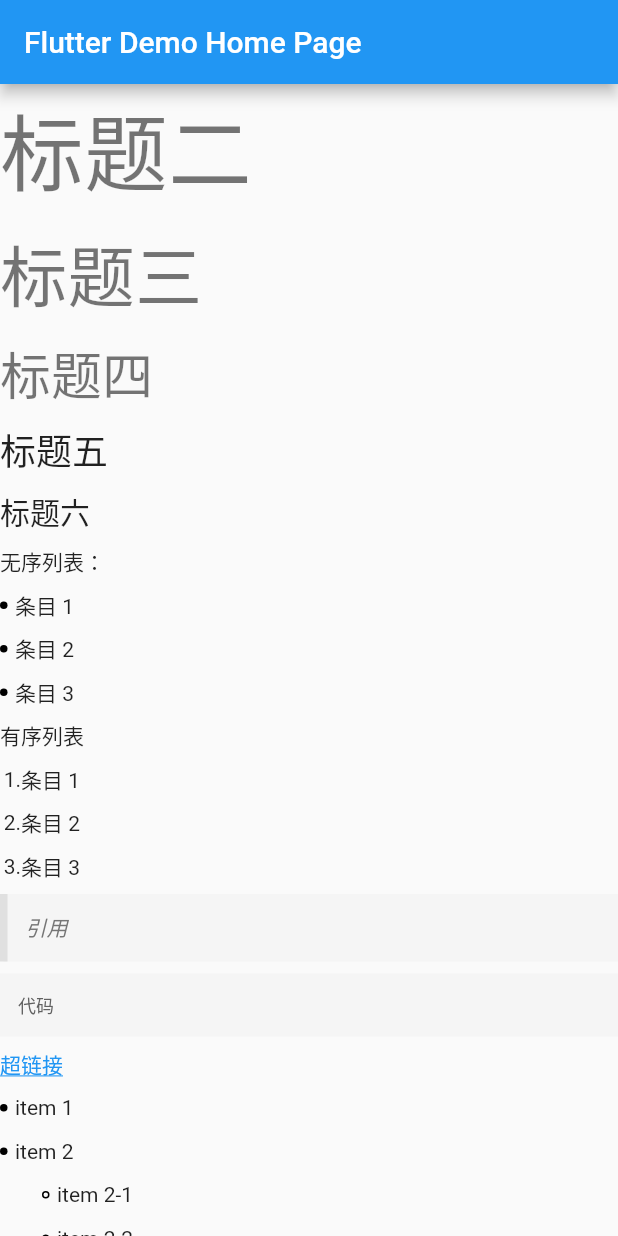
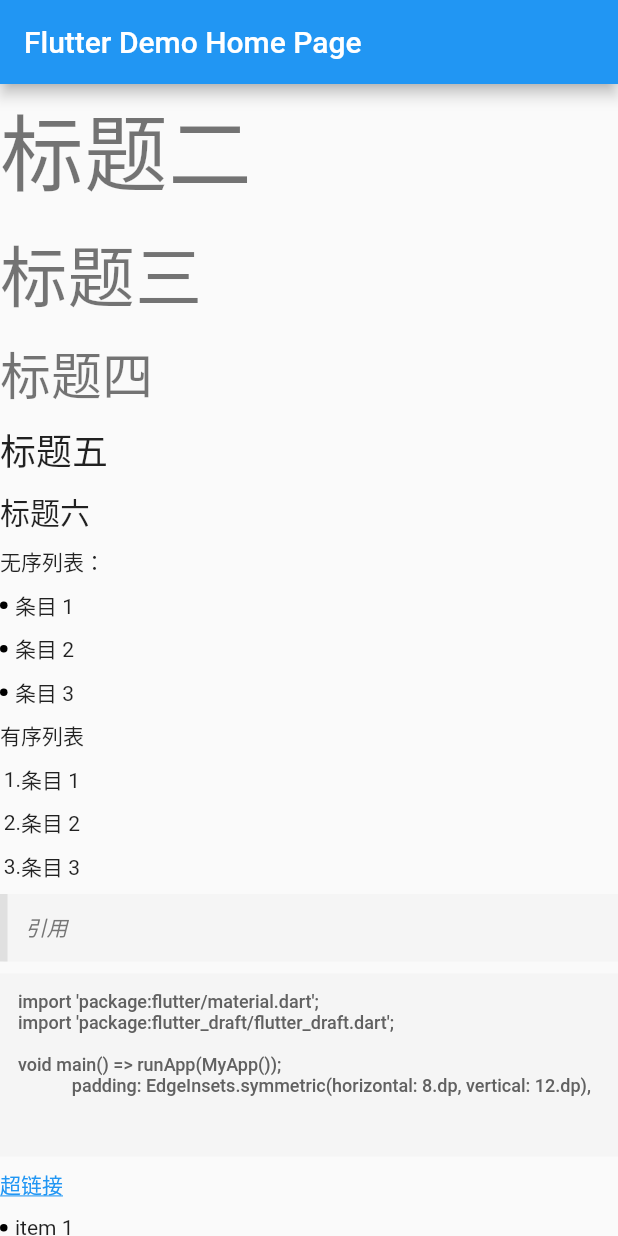
Before and after one commit to KKandroid/flutter_draft, a Flutter app: the screen it shows after launch, scrolled down 576 dp, on a phone screen of 412 x 824 dp. Run offline on Flutter 3.47's test engine with Material 2 defaults, Android fonts, the phone set to English and light mode, and no system bars.

Commit message:
feat: 代码可滚动

```diff
--- a/demo/lib/main.dart
+++ b/demo/lib/main.dart
@@ -40,6 +40,7 @@ class MyHomePage extends StatefulWidget {
 }
 
 class _MyHomePageState extends State<MyHomePage> {
+
   final json = {
     "blocks": [
       {
@@ -297,7 +298,13 @@ class _MyHomePageState extends State<MyHomePage> {
       },
       {
         "key": "amv2s",
-        "text": "代码",
+        "text": "import 'package:flutter/material.dart';\n"
+            "import 'package:flutter_draft/flutter_draft.dart';\n"
+            "\n"
+            "void main() => runApp(MyApp());\n"
+            "            padding: EdgeInsets.symmetric(horizontal: 8.dp, vertical: 12.dp),\n"
+            "\n",
+
         "type": "code-block",
         "depth": 0,
         "inlineStyleRanges": [],
--- a/lib/view/draft_text_view.dart
+++ b/lib/view/draft_text_view.dart
@@ -109,7 +109,10 @@ class DraftTextView extends StatelessWidget {
       return Container(
         padding: const EdgeInsets.all(12),
         color: Colors.grey.shade100,
-        child: textView,
+        child: SingleChildScrollView(
+          scrollDirection: Axis.horizontal,
+          child: textView,
+        ),
       );
     }
     // 无序列表
```
